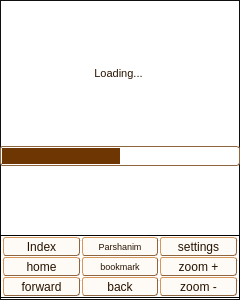
Qt form qt5/Mobile/mobileapp.ui (MosheWagner/Orayta-QT) before a commit.
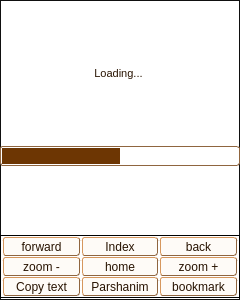
The same form after that commit. The open tabs and pages were chosen to show the change. Icons and pictures are not drawn. Custom widgets are drawn as their Qt base class.

```diff
--- a/qt5/Mobile/mobileapp.ui
+++ b/qt5/Mobile/mobileapp.ui
@@ -1311,6 +1311,51 @@
             <property name="spacing">
              <number>0</number>
             </property>
+            <item>
+             <widget class="QToolButton" name="forwardBTN">
+              <property name="sizePolicy">
+               <sizepolicy hsizetype="Preferred" vsizetype="Preferred">
+                <horstretch>0</horstretch>
+                <verstretch>0</verstretch>
+               </sizepolicy>
+              </property>
+              <property name="minimumSize">
+               <size>
+                <width>50</width>
+                <height>19</height>
+               </size>
+              </property>
+              <property name="font">
+               <font>
+                <pointsize>9</pointsize>
+                <weight>50</weight>
+                <bold>false</bold>
+               </font>
+              </property>
+              <property name="autoFillBackground">
+               <bool>false</bool>
+              </property>
+              <property name="text">
+               <string>forward</string>
+              </property>
+              <property name="icon">
+               <iconset resource="../Orayta.qrc">
+                <normaloff>:/Icons/go-previous.png</normaloff>:/Icons/go-previous.png</iconset>
+              </property>
+              <property name="iconSize">
+               <size>
+                <width>50</width>
+                <height>50</height>
+               </size>
+              </property>
+              <property name="toolButtonStyle">
+               <enum>Qt::ToolButtonTextUnderIcon</enum>
+              </property>
+              <property name="autoRaise">
+               <bool>false</bool>
+              </property>
+             </widget>
+            </item>
             <item>
              <widget class="QToolButton" name="toIndexMenuBTN">
               <property name="sizePolicy">
@@ -1357,53 +1402,7 @@
              </widget>
             </item>
             <item>
-             <widget class="QToolButton" name="mixedSelectBTN">
-              <property name="sizePolicy">
-               <sizepolicy hsizetype="Preferred" vsizetype="Preferred">
-                <horstretch>0</horstretch>
-                <verstretch>0</verstretch>
-               </sizepolicy>
-              </property>
-              <property name="minimumSize">
-               <size>
-                <width>50</width>
-                <height>14</height>
-               </size>
-              </property>
-              <property name="font">
-               <font>
-                <pointsize>7</pointsize>
-                <weight>50</weight>
-                <italic>false</italic>
-                <bold>false</bold>
-               </font>
-              </property>
-              <property name="styleSheet">
-               <string notr="true">font: 7pt;</string>
-              </property>
-              <property name="text">
-               <string>Parshanim</string>
-              </property>
-              <property name="icon">
-               <iconset resource="../Orayta.qrc">
-                <normaloff>:/Icons/bookcase.png</normaloff>:/Icons/bookcase.png</iconset>
-              </property>
-              <property name="iconSize">
-               <size>
-                <width>50</width>
-                <height>50</height>
-               </size>
-              </property>
-              <property name="toolButtonStyle">
-               <enum>Qt::ToolButtonTextUnderIcon</enum>
-              </property>
-              <property name="autoRaise">
-               <bool>false</bool>
-              </property>
-             </widget>
-            </item>
-            <item>
-             <widget class="QToolButton" name="settingsMenuBTN">
+             <widget class="QToolButton" name="backBTN">
               <property name="sizePolicy">
                <sizepolicy hsizetype="Preferred" vsizetype="Preferred">
                 <horstretch>0</horstretch>
@@ -1423,8 +1422,11 @@
                 <bold>false</bold>
                </font>
               </property>
+              <property name="autoFillBackground">
+               <bool>false</bool>
+              </property>
               <property name="text">
-               <string>settings</string>
+               <string>back</string>
               </property>
               <property name="icon">
                <iconset resource="../Orayta.qrc">
@@ -1454,6 +1456,51 @@
             <property name="topMargin">
              <number>0</number>
             </property>
+            <item>
+             <widget class="QToolButton" name="ZoomOutBTN">
+              <property name="sizePolicy">
+               <sizepolicy hsizetype="Preferred" vsizetype="Preferred">
+                <horstretch>0</horstretch>
+                <verstretch>0</verstretch>
+               </sizepolicy>
+              </property>
+              <property name="minimumSize">
+               <size>
+                <width>50</width>
+                <height>19</height>
+               </size>
+              </property>
+              <property name="font">
+               <font>
+                <pointsize>9</pointsize>
+                <weight>50</weight>
+                <bold>false</bold>
+               </font>
+              </property>
+              <property name="autoFillBackground">
+               <bool>false</bool>
+              </property>
+              <property name="text">
+               <string>zoom -</string>
+              </property>
+              <property name="icon">
+               <iconset resource="../Orayta.qrc">
+                <normaloff>:/Icons/zoom-out.png</normaloff>:/Icons/zoom-out.png</iconset>
+              </property>
+              <property name="iconSize">
+               <size>
+                <width>50</width>
+                <height>50</height>
+               </size>
+              </property>
+              <property name="toolButtonStyle">
+               <enum>Qt::ToolButtonTextUnderIcon</enum>
+              </property>
+              <property name="autoRaise">
+               <bool>false</bool>
+              </property>
+             </widget>
+            </item>
             <item>
              <widget class="QToolButton" name="toMainMenuBTN">
               <property name="sizePolicy">
@@ -1496,52 +1543,6 @@
               </property>
              </widget>
             </item>
-            <item>
-             <widget class="QToolButton" name="addBM_BTN">
-              <property name="sizePolicy">
-               <sizepolicy hsizetype="Preferred" vsizetype="Preferred">
-                <horstretch>0</horstretch>
-                <verstretch>0</verstretch>
-               </sizepolicy>
-              </property>
-              <property name="minimumSize">
-               <size>
-                <width>50</width>
-                <height>14</height>
-               </size>
-              </property>
-              <property name="font">
-               <font>
-                <pointsize>7</pointsize>
-                <weight>50</weight>
-                <italic>false</italic>
-                <bold>false</bold>
-               </font>
-              </property>
-              <property name="styleSheet">
-               <string notr="true">font: 7pt ;</string>
-              </property>
-              <property name="text">
-               <string>bookmark</string>
-              </property>
-              <property name="icon">
-               <iconset resource="../Orayta.qrc">
-                <normaloff>:/Icons/bookmarks.png</normaloff>:/Icons/bookmarks.png</iconset>
-              </property>
-              <property name="iconSize">
-               <size>
-                <width>30</width>
-                <height>30</height>
-               </size>
-              </property>
-              <property name="toolButtonStyle">
-               <enum>Qt::ToolButtonTextUnderIcon</enum>
-              </property>
-              <property name="autoRaise">
-               <bool>false</bool>
-              </property>
-             </widget>
-            </item>
             <item>
              <widget class="QToolButton" name="ZoomInBTN">
               <property name="sizePolicy">
@@ -1592,7 +1593,7 @@
              <number>0</number>
             </property>
             <item>
-             <widget class="QToolButton" name="forwardBTN">
+             <widget class="QToolButton" name="copyTextBTN">
               <property name="sizePolicy">
                <sizepolicy hsizetype="Preferred" vsizetype="Preferred">
                 <horstretch>0</horstretch>
@@ -1612,11 +1613,8 @@
                 <bold>false</bold>
                </font>
               </property>
-              <property name="autoFillBackground">
-               <bool>false</bool>
-              </property>
               <property name="text">
-               <string>forward</string>
+               <string>Copy text</string>
               </property>
               <property name="icon">
                <iconset resource="../Orayta.qrc">
@@ -1637,7 +1635,7 @@
              </widget>
             </item>
             <item>
-             <widget class="QToolButton" name="backBTN">
+             <widget class="QToolButton" name="mixedSelectBTN">
               <property name="sizePolicy">
                <sizepolicy hsizetype="Preferred" vsizetype="Preferred">
                 <horstretch>0</horstretch>
@@ -1654,14 +1652,15 @@
                <font>
                 <pointsize>9</pointsize>
                 <weight>50</weight>
+                <italic>false</italic>
                 <bold>false</bold>
                </font>
               </property>
-              <property name="autoFillBackground">
-               <bool>false</bool>
+              <property name="styleSheet">
+               <string notr="true">font: 9pt;</string>
               </property>
               <property name="text">
-               <string>back</string>
+               <string>Parshanim</string>
               </property>
               <property name="icon">
                <iconset resource="../Orayta.qrc">
@@ -1682,7 +1681,7 @@
              </widget>
             </item>
             <item>
-             <widget class="QToolButton" name="ZoomOutBTN">
+             <widget class="QToolButton" name="addBM_BTN">
               <property name="sizePolicy">
                <sizepolicy hsizetype="Preferred" vsizetype="Preferred">
                 <horstretch>0</horstretch>
@@ -1699,14 +1698,15 @@
                <font>
                 <pointsize>9</pointsize>
                 <weight>50</weight>
+                <italic>false</italic>
                 <bold>false</bold>
                </font>
               </property>
-              <property name="autoFillBackground">
-               <bool>false</bool>
+              <property name="styleSheet">
+               <string notr="true">font: 9pt ;</string>
               </property>
               <property name="text">
-               <string>zoom -</string>
+               <string>bookmark</string>
               </property>
               <property name="icon">
                <iconset resource="../Orayta.qrc">
@@ -1714,8 +1714,8 @@
               </property>
               <property name="iconSize">
                <size>
-                <width>50</width>
-                <height>50</height>
+                <width>30</width>
+                <height>30</height>
                </size>
               </property>
               <property name="toolButtonStyle">
```
Left out of the diff: 280 changed lines with no effect on the pictures.
